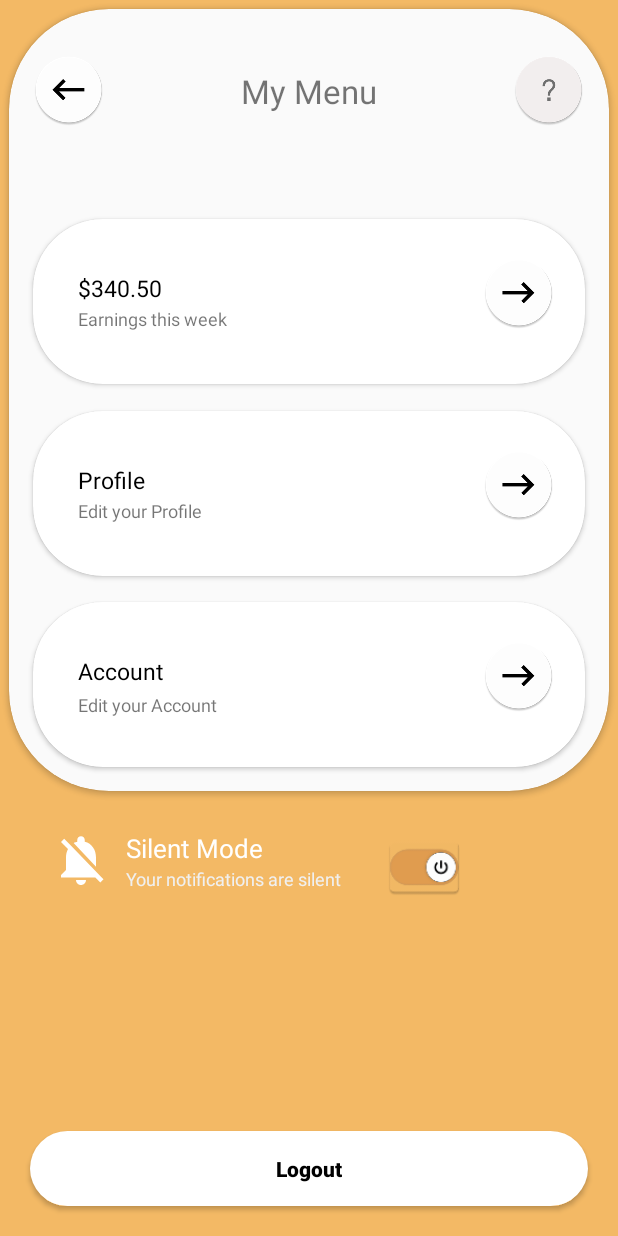
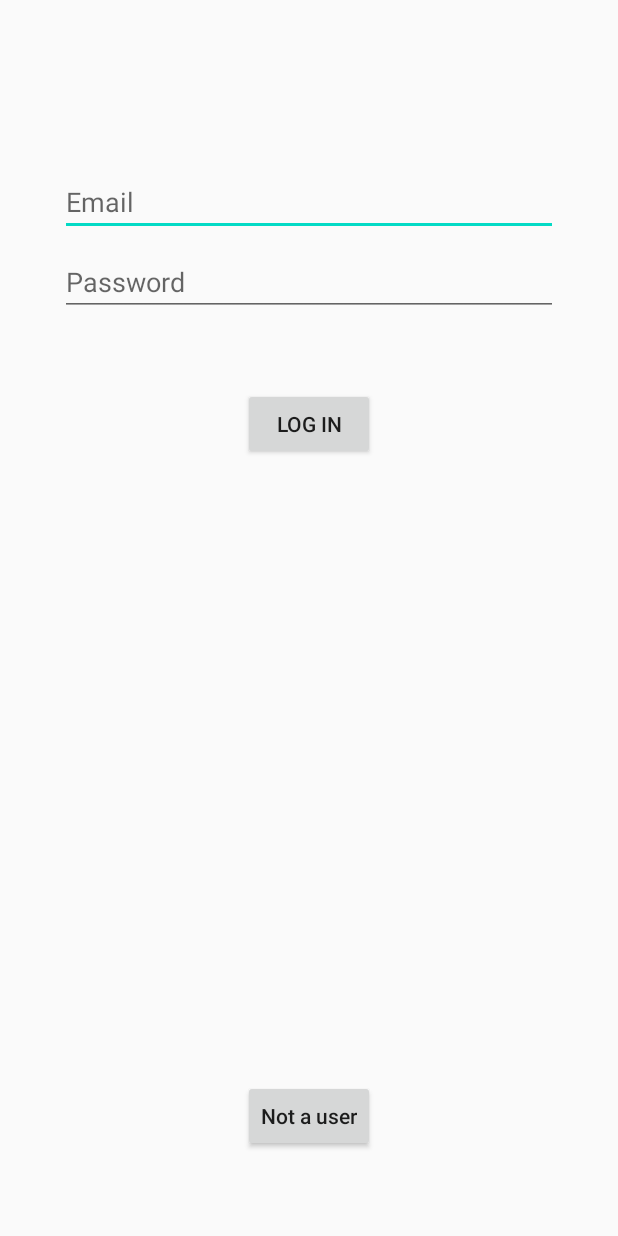
Before and after one commit to navgarg/UI_App, an Android app: the screen it shows after launch (MenuActivity before the commit, LoginActivity after it), on a phone screen of 412 x 824 dp. Run offline under Robolectric (Android 15) with nearby library versions, the phone set to English and light mode, and no system bars; our stand-ins replace Firebase (no records; nobody signed in at launch, a user with empty details on screens opened directly).

Commit message:
Added QueryUtils, Ride

```diff
--- a/app/build.gradle
+++ b/app/build.gradle
@@ -1,4 +1,5 @@
 apply plugin: 'com.android.application'
+apply plugin: 'com.google.gms.google-services'
 
 android {
     compileSdkVersion 30
@@ -29,8 +30,12 @@ dependencies {
     implementation 'androidx.cardview:cardview:1.0.0'
     implementation 'com.google.android.material:material:1.1.0'
     implementation 'com.google.android.gms:play-services-maps:17.0.0'
+    implementation 'com.google.firebase:firebase-auth:19.3.1'
     testImplementation 'junit:junit:4.12'
     androidTestImplementation 'androidx.test.ext:junit:1.1.1'
     androidTestImplementation 'androidx.test.espresso:espresso-core:3.2.0'
+    compile 'com.amazonaws:aws-android-sdk-core:2.4.4'
+    compile 'com.amazonaws:aws-android-sdk-ddb:2.4.4'
+    compile 'com.amazonaws:aws-android-sdk-ddb-document:2.4.4'
 
 }
--- /dev/null
+++ b/app/src/main/java/com/example/uiapp/LoginActivity.java
@@ -0,0 +1,90 @@
+package com.example.uiapp;
+
+import androidx.annotation.NonNull;
+import androidx.appcompat.app.AppCompatActivity;
+
+import android.app.AlertDialog;
+import android.content.ActivityNotFoundException;
+import android.content.DialogInterface;
+import android.content.Intent;
+import android.net.Uri;
+import android.os.Bundle;
+import android.text.TextUtils;
+import android.util.Log;
+import android.view.View;
+import android.widget.Button;
+import android.widget.EditText;
+import android.widget.TextView;
+import android.widget.Toast;
+
+import com.google.android.gms.tasks.OnCompleteListener;
+import com.google.android.gms.tasks.Task;
+import com.google.firebase.auth.AuthResult;
+import com.google.firebase.auth.FirebaseAuth;
+
+import org.w3c.dom.Text;
+
+public class LoginActivity extends AppCompatActivity {
+
+    private EditText mEmailEditText;
+    private EditText mPasswordEditText;
+    private Button mLoginButton;
+    private FirebaseAuth mAuth;
+    private FirebaseAuth.AuthStateListener mAuthStateListener;
+
+
+    @Override
+    protected void onStart() {
+        super.onStart();
+        mAuth.addAuthStateListener(mAuthStateListener);
+    }
+
+    @Override
+    protected void onCreate(Bundle savedInstanceState) {
+        super.onCreate(savedInstanceState);
+        setContentView(R.layout.activity_login);
+        mAuth = FirebaseAuth.getInstance();
+        mAuthStateListener = new FirebaseAuth.AuthStateListener() {
+            @Override
+            public void onAuthStateChanged(@NonNull FirebaseAuth firebaseAuth) {
+                if(firebaseAuth.getCurrentUser() != null){
+                    startActivity(new Intent(LoginActivity.this, MenuActivity.class));
+                    Log.d("LoginActivity", "Intent sent");
+                    finish();
+                }
+            }
+        };
+
+        mEmailEditText = (EditText) findViewById(R.id.email);
+        mPasswordEditText = (EditText) findViewById(R.id.password);
+        mLoginButton = (Button) findViewById(R.id.login);
+
+        mLoginButton.setOnClickListener(new View.OnClickListener() {
+            @Override
+            public void onClick(View v) {
+                signIn();
+            }
+        });
+    }
+
+    private void signIn(){
+        String email = mEmailEditText.getText().toString();
+        String password = mPasswordEditText.getText().toString();
+
+        if(TextUtils.isEmpty(email) || TextUtils.isEmpty(password)){
+            Toast.makeText(LoginActivity.this, "Fill email and password", Toast.LENGTH_LONG).show();
+        }
+        else{
+            mAuth.signInWithEmailAndPassword(email, password)
+                    .addOnCompleteListener(new OnCompleteListener<AuthResult>() {
+
+                        @Override
+                        public void onComplete(@NonNull Task<AuthResult> task) {
+                            if(!task.isSuccessful()){
+                                Toast.makeText(LoginActivity.this, "Login failed", Toast.LENGTH_LONG).show();
+                            }
+                        }
+                    });
+        }
+    }
+}
--- a/app/src/main/res/layout/activity_earnings.xml
+++ b/app/src/main/res/layout/activity_earnings.xml
@@ -49,7 +49,7 @@
             android:layout_height="wrap_content"
             android:layout_gravity="center_horizontal"
             android:layout_marginTop="80dp"
-            android:text="This week"
+            android:text="This month"
             android:textColor="@color/colorPrimary"
             android:textSize="12sp" />
 
--- /dev/null
+++ b/app/src/main/res/layout/activity_login.xml
@@ -0,0 +1,68 @@
+<?xml version="1.0" encoding="utf-8"?>
+<RelativeLayout
+    xmlns:android="http://schemas.android.com/apk/res/android"
+    xmlns:app="http://schemas.android.com/apk/res-auto"
+    xmlns:tools="http://schemas.android.com/tools"
+    android:id="@+id/container"
+    android:layout_width="match_parent"
+    android:layout_height="match_parent"
+    android:paddingLeft="16dp"
+    android:paddingTop="16dp"
+    android:paddingRight="16dp"
+    android:paddingBottom="16dp"
+    tools:context=".LoginActivity">
+
+    <EditText
+        android:id="@+id/email"
+        android:layout_width="match_parent"
+        android:layout_height="wrap_content"
+        android:layout_marginStart="24dp"
+        android:layout_marginTop="96dp"
+        android:layout_marginEnd="24dp"
+        android:hint="Email"
+        android:inputType="textEmailAddress"/>
+
+    <EditText
+        android:id="@+id/password"
+        android:layout_width="match_parent"
+        android:layout_height="wrap_content"
+        android:layout_marginStart="24dp"
+        android:layout_marginTop="8dp"
+        android:layout_below="@+id/email"
+        android:layout_marginEnd="24dp"
+        android:hint="Password"
+        android:inputType="textPassword" />
+
+    <Button
+        android:id="@+id/login"
+        android:layout_width="wrap_content"
+        android:layout_height="wrap_content"
+        android:layout_centerInParent="true"
+        android:layout_margin="48dp"
+        android:text="Log in"
+        android:layout_below="@+id/password"/>
+
+<!--    <TextView-->
+<!--        android:layout_width="wrap_content"-->
+<!--        android:layout_height="wrap_content"-->
+<!--        android:layout_centerInParent="true"-->
+<!--        android:textSize="22sp"-->
+<!--        android:layout_margin="10dp"-->
+<!--        android:layout_above="@+id/send_email"-->
+<!--        android:textStyle="italic"-->
+<!--        android:gravity="center"-->
+<!--        android:text="To receive user id and password, write an email to the club admin."/>-->
+
+
+    <Button
+        android:id="@+id/sign_up"
+        android:layout_width="wrap_content"
+        android:layout_height="wrap_content"
+        android:text="Not a user"
+        android:textAllCaps="false"
+        android:layout_margin="40dp"
+        android:layout_centerInParent="true"
+        android:layout_alignParentBottom="true"/>
+
+
+</RelativeLayout>
--- a/app/src/main/res/layout/activity_menu.xml
+++ b/app/src/main/res/layout/activity_menu.xml
@@ -60,9 +60,10 @@
                 android:layout_height="match_parent">
 
             <TextView
+                android:id="@+id/earnings_month"
                 android:layout_width="wrap_content"
                 android:layout_height="wrap_content"
-                android:text="$340.50"
+                tools:text="$0.00"
                 android:layout_marginTop="35dp"
                 android:textColor="#000"
                 android:layout_marginLeft="30dp"
@@ -71,7 +72,7 @@
             <TextView
                 android:layout_width="wrap_content"
                 android:layout_height="wrap_content"
-                android:text="Earnings this week"
+                android:text="Earnings this month"
                 android:layout_marginTop="58dp"
                 android:layout_marginLeft="30dp"
                 android:textSize="12sp" />
@@ -227,6 +228,7 @@
     </LinearLayout>
 
     <Button
+        android:id="@+id/logout_button"
         android:layout_width="match_parent"
         android:layout_height="50dp"
         android:background="@drawable/button_style"
--- a/build.gradle
+++ b/build.gradle
@@ -5,7 +5,8 @@ buildscript {
         jcenter()
     }
     dependencies {
-        classpath "com.android.tools.build:gradle:4.0.0"
+        classpath 'com.android.tools.build:gradle:4.0.1'
+        classpath 'com.google.gms:google-services:4.3.3'
 
         // NOTE: Do not place your application dependencies here; they belong
         // in the individual module build.gradle files
```
Also changed, not shown: app/src/main/AndroidManifest.xml (+10 -6 lines), app/src/main/java/com/example/uiapp/MenuActivity.java (+95 -1 lines), app/src/main/java/com/example/uiapp/QueryUtils.java (added, +116 -0 lines), app/src/main/java/com/example/uiapp/Ride.java (added, +48 -0 lines), 1 other file.
